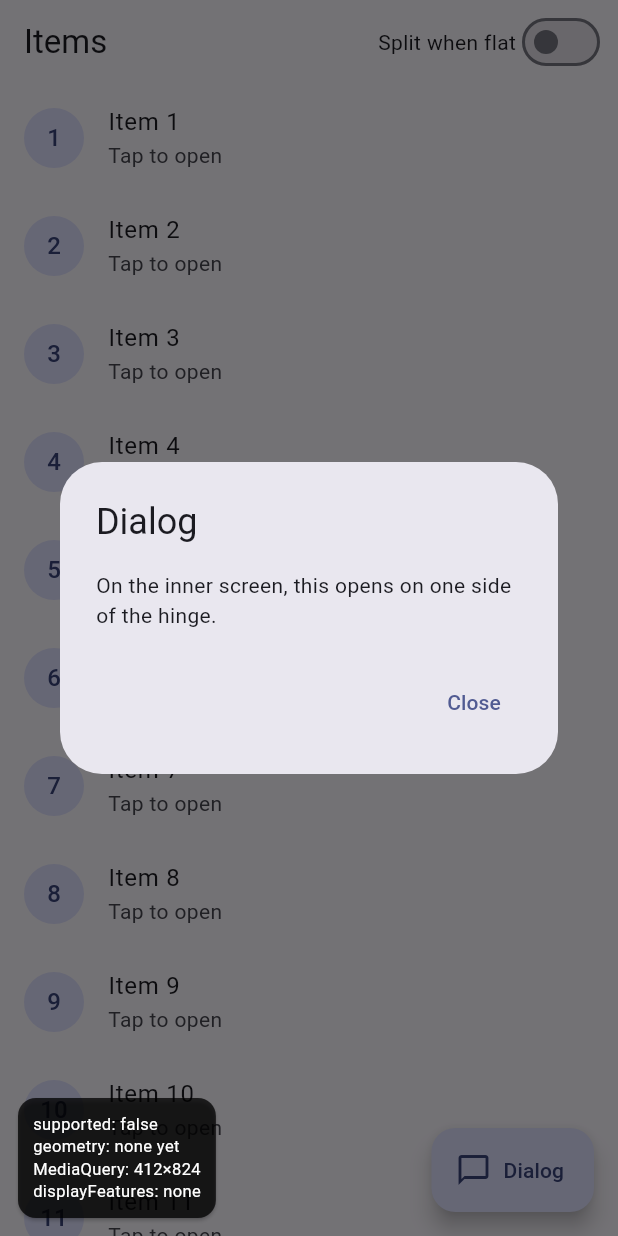
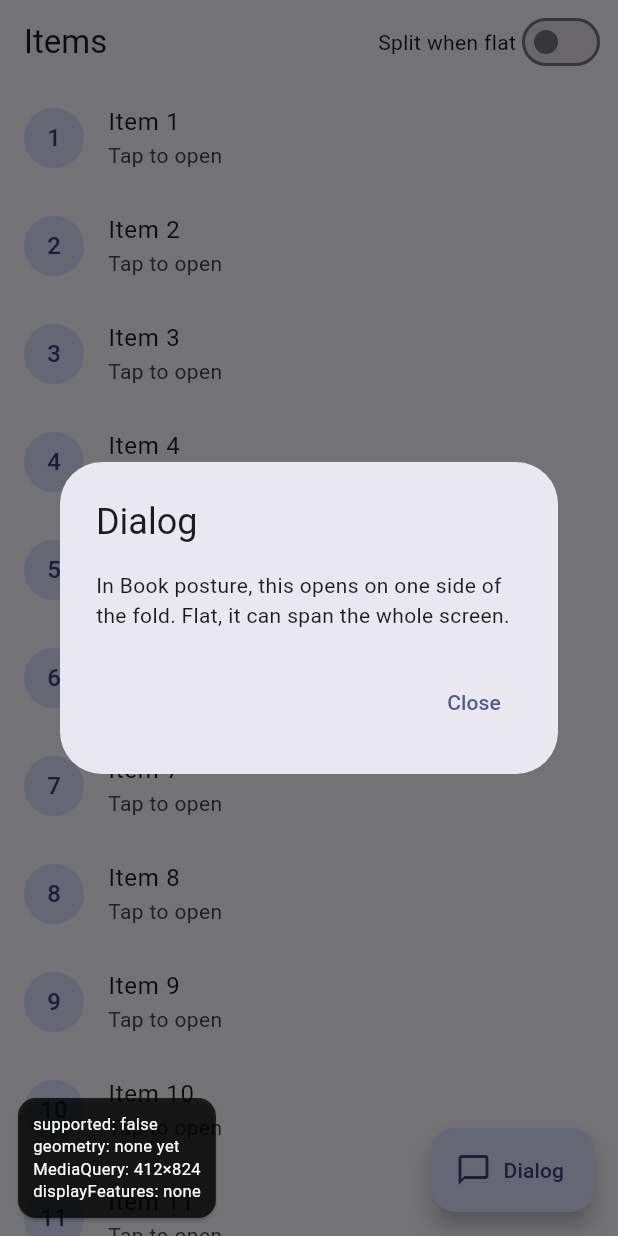
Before and after one commit to Geekles007/duo_display, a Flutter app: the screen it shows after launch, after a tap on "Dialog", on a phone screen of 412 x 824 dp. Run offline on Flutter 3.47's test engine with Material 3 defaults, Android fonts, the phone set to English and light mode, and no system bars; Roboto replaces fonts that are missing (Menlo).

Commit message:
docs: describe the fold reported in Book only
The README and the example said the hinge was reported in every inner-screen posture. The quick start now accepts fold and hinge features.

```diff
--- a/example/lib/main.dart
+++ b/example/lib/main.dart
@@ -2,8 +2,9 @@ import 'package:duo_display/duo_display.dart';
 import 'package:duo_display_example/geometry_overlay.dart';
 import 'package:flutter/material.dart';
 
-// DuoDisplayFeatures reports the hinge in MediaQuery.displayFeatures, so the
-// dialogs and bottom sheets below avoid it without any iPhone Duo code.
+// DuoDisplayFeatures reports the fold in MediaQuery.displayFeatures in Book
+// posture, so the dialogs and bottom sheets below avoid it without any
+// iPhone Duo code. Flat, they can span the whole screen.
 void main() => runApp(const DuoDisplayFeatures(child: ExampleApp()));
 
 class ExampleApp extends StatelessWidget {
@@ -148,7 +149,8 @@ Future<void> showExampleDialog(BuildContext context) => showDialog<void>(
   builder: (context) => AlertDialog(
     title: const Text('Dialog'),
     content: const Text(
-      'On the inner screen, this opens on one side of the hinge.',
+      'In Book posture, this opens on one side of the fold. Flat, it can '
+      'span the whole screen.',
     ),
     actions: [
       TextButton(
```
Also changed, not shown: 1 other file.
